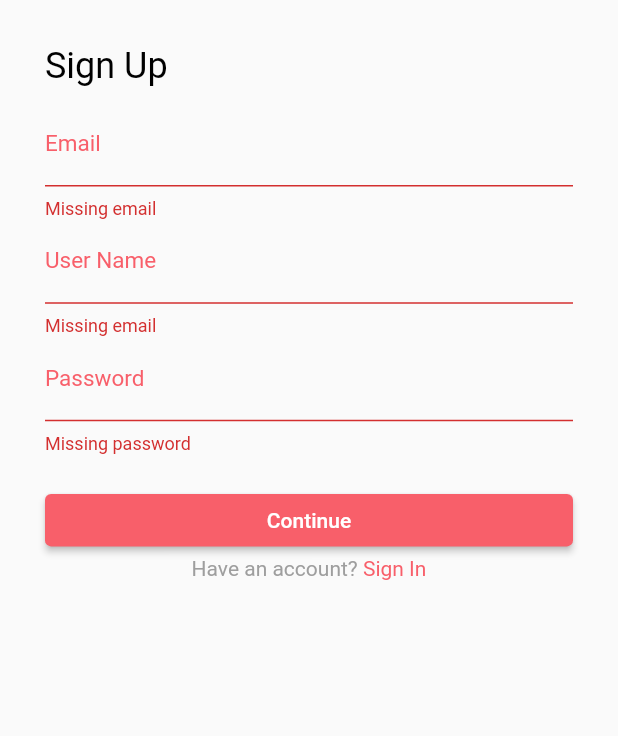
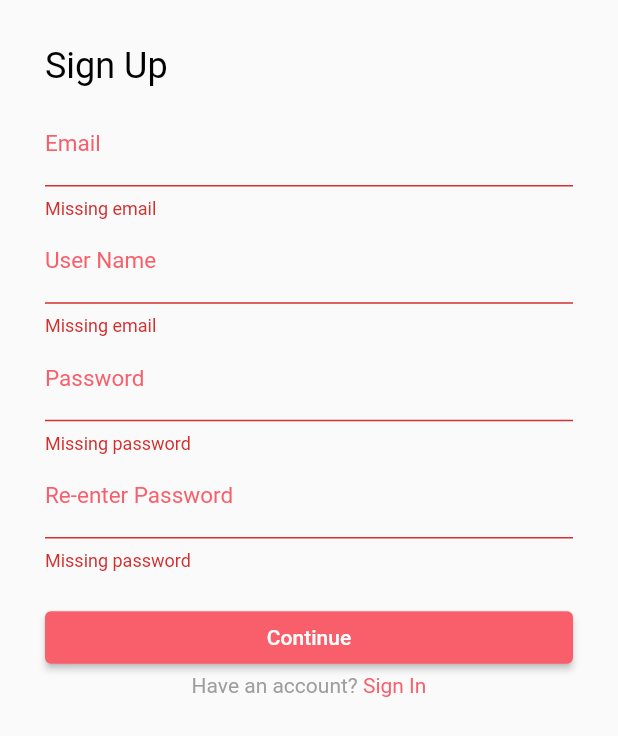
Before and after one commit to TylerBroda/QuizMe, a Flutter app: the SignupScreen screen opened by its route, after a tap on "Continue", on a phone screen of 412 x 824 dp. Shown: the top 736 px of the screen. Run offline on Flutter 3.47's test engine with Material 2 defaults, Android fonts, the light colour scheme and no system bars; our stand-ins replace cloud_firestore, firebase_core, percent_indicator; accounts and stored records are empty; Roboto replaces fonts that are missing (AvenirLight).

Commit message:
added re-enter password on signup

```diff
--- a/QuizMe/lib/views/signup_screen.dart
+++ b/QuizMe/lib/views/signup_screen.dart
@@ -22,6 +22,9 @@ class SignupScreen extends StatefulWidget {
 //Todo: Encrypt Password
 class _SignupScreenState extends State<SignupScreen> {
   final _formKey = GlobalKey<FormState>();
+  var passwordController = TextEditingController();
+  var retypedPasswordController = TextEditingController();
+
   String _Email = '';
   String _Password = '';
   String _Username = '';
@@ -50,6 +53,7 @@ class _SignupScreenState extends State<SignupScreen> {
                   key: _formKey,
                   child: Column(
                     children: [
+                      // Email
                       TextFormField(
                         decoration: InputDecoration(
                           // change these colors if needed
@@ -85,6 +89,8 @@ class _SignupScreenState extends State<SignupScreen> {
                           _Email = value;
                         },
                       ),
+
+                      // Username
                       TextFormField(
                         decoration: InputDecoration(
                           // change these colors if needed
@@ -125,7 +131,10 @@ class _SignupScreenState extends State<SignupScreen> {
                           _Username = value;
                         },
                       ),
+
+                      // Password
                       TextFormField(
+                        controller: passwordController,
                         decoration: InputDecoration(
                           // change these colors if needed
                           enabledBorder: UnderlineInputBorder(
@@ -152,12 +161,51 @@ class _SignupScreenState extends State<SignupScreen> {
                           if (value.length < 7) {
                             return 'Password must contain 7 characters';
                           }
+                          if (retypedPasswordController.text !=
+                              passwordController.text) {
+                            return "Passwords don't match";
+                          }
                           return null;
                         },
                         onSaved: (value) {
                           _Password = value;
                         },
                       ),
+
+                      // Re-enter password
+                      TextFormField(
+                        controller: retypedPasswordController,
+                        decoration: InputDecoration(
+                          // change these colors if needed
+                          enabledBorder: UnderlineInputBorder(
+                            borderSide: BorderSide(color: Color(0x2F000000)),
+                          ),
+                          focusedBorder: UnderlineInputBorder(
+                            borderSide: BorderSide(color: Colors.black),
+                          ),
+                          labelText: 'Re-enter Password',
+                          labelStyle: TextStyle(
+                              color: QuizAppColors.mainColor,
+                              fontSize: 15,
+                              fontFamily: 'AvenirLight'),
+                        ),
+                        style: TextStyle(
+                            color: Colors.black87,
+                            fontSize: 15,
+                            fontFamily: 'AvenirLight'),
+                        obscureText: true,
+                        validator: (val) {
+                          if (val == null || val.isEmpty) {
+                            return "Missing password";
+                          }
+                          if (retypedPasswordController.text !=
+                              passwordController.text) {
+                            return "Passwords don't match";
+                          }
+                          return null;
+                        },
+                      ),
+
                       SizedBox(
                         height: 20,
                       ),
```
